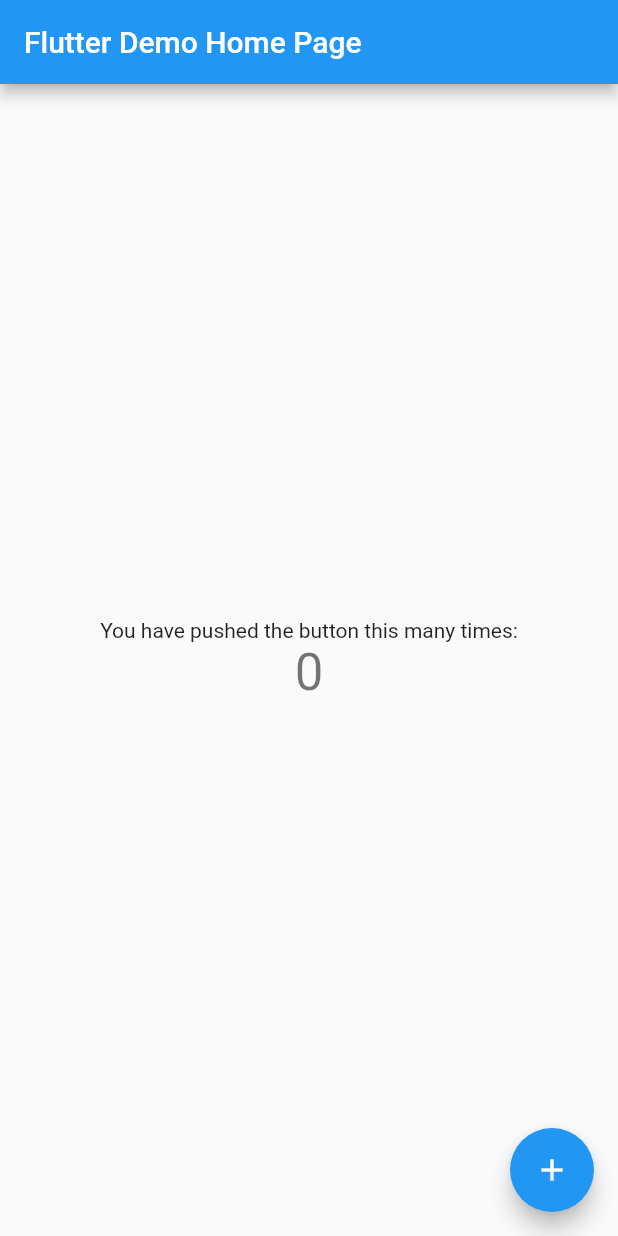
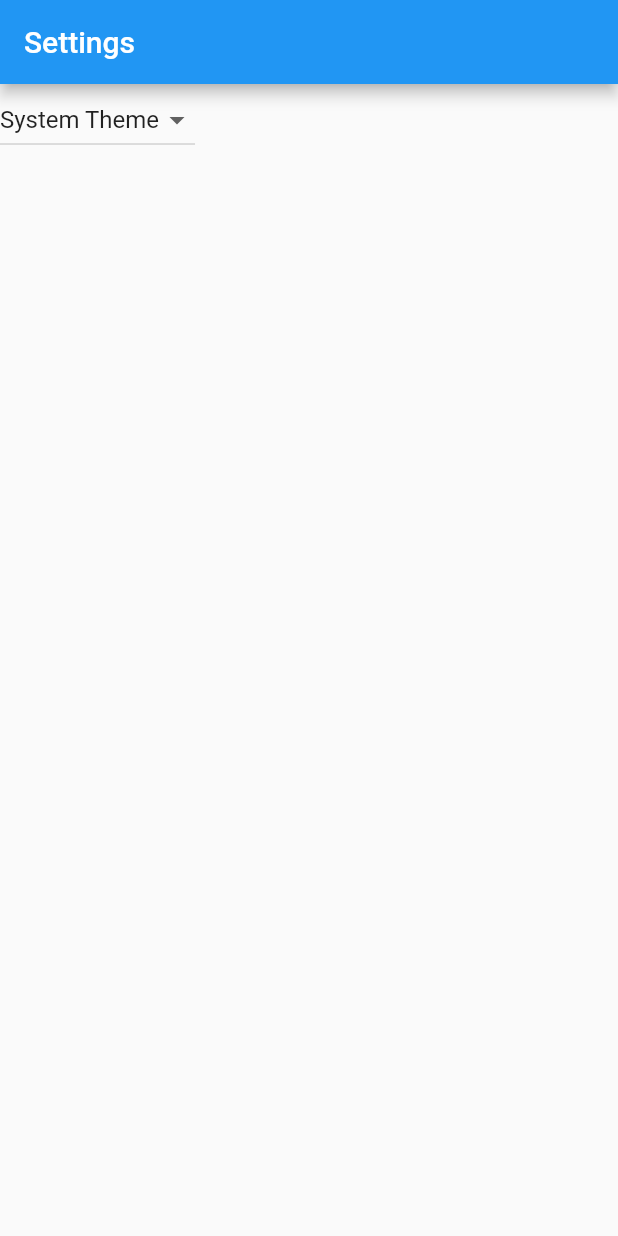
Before and after one commit to ndomx/Gate, a Flutter app: the screen it shows after launch, on a phone screen of 412 x 824 dp. Run offline on Flutter 3.47's test engine with Material 2 defaults, Android fonts, the phone set to English and light mode, and no system bars; missing offline and left inert: secure_shared_preferences.

Commit message:
create settings view from template

```diff
--- a/clients/flutter_client/lib/main.dart
+++ b/clients/flutter_client/lib/main.dart
@@ -1,115 +1,11 @@
 import 'package:flutter/material.dart';
+import 'package:flutter_client/src/controllers/settings_controller.dart';
+import 'package:flutter_client/src/gate_app.dart';
+import 'package:flutter_client/src/services/settings_service.dart';
 
-void main() {
-  runApp(const MyApp());
+void main() async {
+  final settingsController = SettingsController(SettingsService());
+  await settingsController.loadSettings();
+
+  runApp(GateApp(settingsController: settingsController));
 }
-
-class MyApp extends StatelessWidget {
-  const MyApp({super.key});
-
-  // This widget is the root of your application.
-  @override
-  Widget build(BuildContext context) {
-    return MaterialApp(
-      title: 'Flutter Demo',
-      theme: ThemeData(
-        // This is the theme of your application.
-        //
-        // Try running your application with "flutter run". You'll see the
-        // application has a blue toolbar. Then, without quitting the app, try
-        // changing the primarySwatch below to Colors.green and then invoke
-        // "hot reload" (press "r" in the console where you ran "flutter run",
-        // or simply save your changes to "hot reload" in a Flutter IDE).
-        // Notice that the counter didn't reset back to zero; the application
-        // is not restarted.
-        primarySwatch: Colors.blue,
-      ),
-      home: const MyHomePage(title: 'Flutter Demo Home Page'),
-    );
-  }
-}
-
-class MyHomePage extends StatefulWidget {
-  const MyHomePage({super.key, required this.title});
-
-  // This widget is the home page of your application. It is stateful, meaning
-  // that it has a State object (defined below) that contains fields that affect
-  // how it looks.
-
-  // This class is the configuration for the state. It holds the values (in this
-  // case the title) provided by the parent (in this case the App widget) and
-  // used by the build method of the State. Fields in a Widget subclass are
-  // always marked "final".
-
-  final String title;
-
-  @override
-  State<MyHomePage> createState() => _MyHomePageState();
-}
-
-class _MyHomePageState extends State<MyHomePage> {
-  int _counter = 0;
-
-  void _incrementCounter() {
-    setState(() {
-      // This call to setState tells the Flutter framework that something has
-      // changed in this State, which causes it to rerun the build method below
-      // so that the display can reflect the updated values. If we changed
-      // _counter without calling setState(), then the build method would not be
-      // called again, and so nothing would appear to happen.
-      _counter++;
-    });
-  }
-
-  @override
-  Widget build(BuildContext context) {
-    // This method is rerun every time setState is called, for instance as done
-    // by the _incrementCounter method above.
-    //
-    // The Flutter framework has been optimized to make rerunning build methods
-    // fast, so that you can just rebuild anything that needs updating rather
-    // than having to individually change instances of widgets.
-    return Scaffold(
-      appBar: AppBar(
-        // Here we take the value from the MyHomePage object that was created by
-        // the App.build method, and use it to set our appbar title.
-        title: Text(widget.title),
-      ),
-      body: Center(
-        // Center is a layout widget. It takes a single child and positions it
-        // in the middle of the parent.
-        child: Column(
-          // Column is also a layout widget. It takes a list of children and
-          // arranges them vertically. By default, it sizes itself to fit its
-          // children horizontally, and tries to be as tall as its parent.
-          //
-          // Invoke "debug painting" (press "p" in the console, choose the
-          // "Toggle Debug Paint" action from the Flutter Inspector in Android
-          // Studio, or the "Toggle Debug Paint" command in Visual Studio Code)
-          // to see the wireframe for each widget.
-          //
-          // Column has various properties to control how it sizes itself and
-          // how it positions its children. Here we use mainAxisAlignment to
-          // center the children vertically; the main axis here is the vertical
-          // axis because Columns are vertical (the cross axis would be
-          // horizontal).
-          mainAxisAlignment: MainAxisAlignment.center,
-          children: <Widget>[
-            const Text(
-              'You have pushed the button this many times:',
-            ),
-            Text(
-              '$_counter',
-              style: Theme.of(context).textTheme.headline4,
-            ),
-          ],
-        ),
-      ),
-      floatingActionButton: FloatingActionButton(
-        onPressed: _incrementCounter,
-        tooltip: 'Increment',
-        child: const Icon(Icons.add),
-      ), // This trailing comma makes auto-formatting nicer for build methods.
-    );
-  }
-}
--- /dev/null
+++ b/clients/flutter_client/lib/src/controllers/settings_controller.dart
@@ -0,0 +1,33 @@
+import 'package:flutter/material.dart';
+import 'package:flutter_client/src/services/settings_service.dart';
+
+class SettingsController with ChangeNotifier {
+  SettingsController(this._settingsService);
+
+  final SettingsService _settingsService;
+
+  late ThemeMode _themeMode;
+  ThemeMode get themeMode => _themeMode;
+
+  Future<void> loadSettings() async {
+    Future.delayed(const Duration(seconds: 2));
+
+    _themeMode = await _settingsService.themeMode();
+    notifyListeners();
+  }
+
+  Future<void> updateThemeMode(ThemeMode? newThemeMode) async {
+    if (newThemeMode == null) {
+      return;
+    }
+
+    if (newThemeMode == _themeMode) {
+      return;
+    }
+
+    _themeMode = newThemeMode;
+    notifyListeners();
+
+    await _settingsService.updateThemeMode(newThemeMode);
+  }
+}
--- /dev/null
+++ b/clients/flutter_client/lib/src/gate_app.dart
@@ -0,0 +1,35 @@
+import 'package:flutter/material.dart';
+import 'package:flutter/src/widgets/container.dart';
+import 'package:flutter/src/widgets/framework.dart';
+import 'package:flutter_client/src/controllers/settings_controller.dart';
+import 'package:flutter_client/src/views/settings_view.dart';
+
+class GateApp extends StatelessWidget {
+  const GateApp({super.key, required this.settingsController});
+
+  final SettingsController settingsController;
+
+  @override
+  Widget build(BuildContext context) {
+    return AnimatedBuilder(
+      animation: settingsController,
+      builder: (context, child) => MaterialApp(
+        restorationScopeId: 'app',
+        theme: ThemeData(),
+        darkTheme: ThemeData.dark(),
+        themeMode: settingsController.themeMode,
+        onGenerateRoute: (routeSettings) => MaterialPageRoute<void>(
+          settings: routeSettings,
+          builder: (context) {
+            switch (routeSettings.name) {
+              case SettingsView.routeName:
+                return SettingsView(controller: settingsController);
+              default:
+                return SettingsView(controller: settingsController);
+            }
+          },
+        ),
+      ),
+    );
+  }
+}
--- /dev/null
+++ b/clients/flutter_client/lib/src/services/settings_service.dart
@@ -0,0 +1,12 @@
+import 'package:flutter/material.dart';
+import 'package:flutter_client/src/services/prefs_service.dart';
+
+class SettingsService {
+  Future <ThemeMode> themeMode() async {
+    return ThemeMode.system;
+  }
+
+  Future<void> updateThemeMode(ThemeMode mode) async {
+    await PrefsService.save<int>(PrefsService.themeKey, mode.index);
+  }
+}
--- /dev/null
+++ b/clients/flutter_client/lib/src/views/settings_view.dart
@@ -0,0 +1,29 @@
+import 'package:flutter/material.dart';
+import 'package:flutter_client/src/controllers/settings_controller.dart';
+
+class SettingsView extends StatelessWidget {
+  const SettingsView({super.key, required this.controller});
+
+  static const routeName = '/settings';
+
+  final SettingsController controller;
+
+  @override
+  Widget build(BuildContext context) {
+    return Scaffold(
+      appBar: AppBar(
+        title: const Text('Settings'),
+      ),
+      body: DropdownButton<ThemeMode>(
+        value: controller.themeMode,
+        onChanged: controller.updateThemeMode,
+        items: const [
+          DropdownMenuItem(
+              value: ThemeMode.system, child: Text('System Theme')),
+          DropdownMenuItem(value: ThemeMode.light, child: Text('Light Theme')),
+          DropdownMenuItem(value: ThemeMode.dark, child: Text('Dark Theme')),
+        ],
+      ),
+    );
+  }
+}
--- a/clients/flutter_client/pubspec.yaml
+++ b/clients/flutter_client/pubspec.yaml
@@ -36,6 +36,7 @@ dependencies:
   # The following adds the Cupertino Icons font to your application.
   # Use with the CupertinoIcons class for iOS style icons.
   cupertino_icons: ^1.0.2
+  secure_shared_preferences: ^0.0.4
 
 dev_dependencies:
   flutter_test:
```
Also changed, not shown: clients/flutter_client/lib/src/services/prefs_service.dart (added, +35 -0 lines), clients/flutter_client/pubspec.lock, 8 other files.
